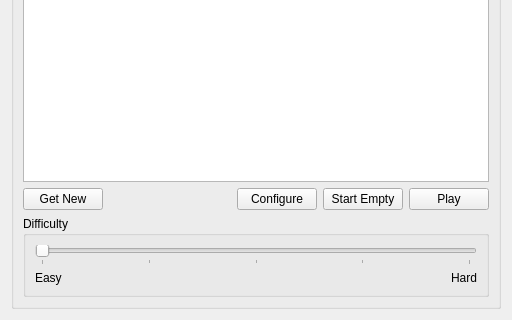
First picture: the form in src/gui/welcomescreen.ui, repository KDE/ksudoku, before the edit; both pictures show x 0 to 512 and y 192 to 512 of the 512 by 512 pixel window.
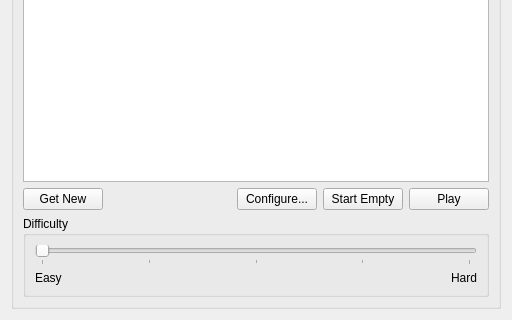
Second picture: the form after the edit.

Diff of the .ui file:
```diff
--- a/src/gui/welcomescreen.ui
+++ b/src/gui/welcomescreen.ui
@@ -44,7 +44,7 @@
         <item>
          <widget class="QPushButton" name="configureGameButton" >
           <property name="text" >
-           <string>Configure</string>
+           <string>Configure...</string>
           </property>
          </widget>
         </item>
```
